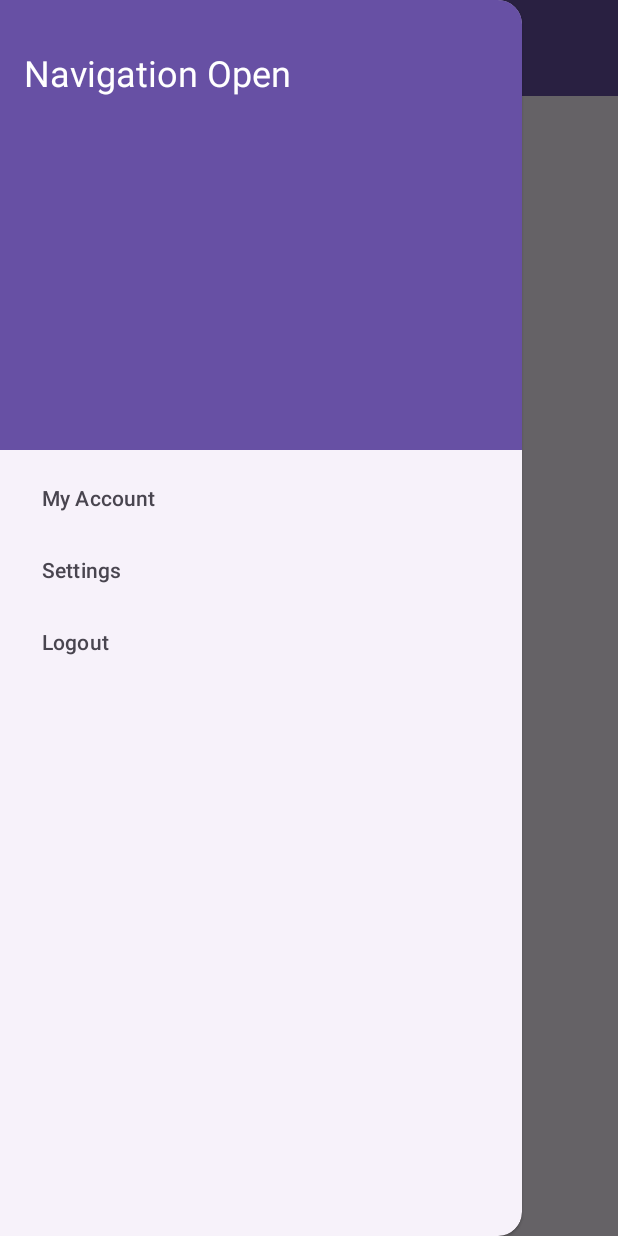
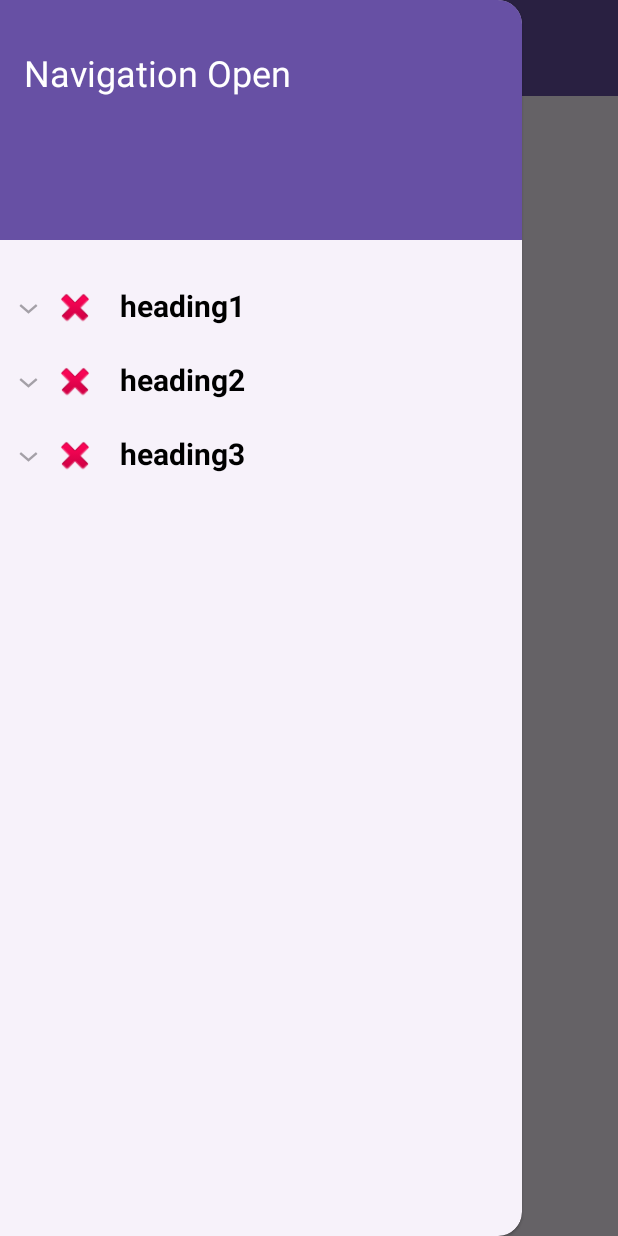
Before and after one commit to bharat878/ExpandableNavigation, an Android app: the screen it shows after launch (MainActivity), with the side drawer open, on a phone screen of 412 x 824 dp. Run offline under Robolectric (Android 15) with nearby library versions, the phone set to English and light mode, and no system bars.

Commit message:
implemented expandable navigation menu

```diff
--- /dev/null
+++ b/app/src/main/java/com/bharat/expandablenavigation/ExpandableListAdapter.kt
@@ -0,0 +1,91 @@
+package com.bharat.expandablenavigation
+
+import android.content.Context
+import android.graphics.Typeface
+import android.util.Log
+import android.view.LayoutInflater
+import android.view.View
+import android.view.ViewGroup
+import android.widget.BaseExpandableListAdapter
+import android.widget.ExpandableListView
+import android.widget.ImageView
+import android.widget.TextView
+import kotlinx.coroutines.NonDisposableHandle.parent
+
+
+class ExpandableListAdapter(
+    private val mContext: Context,
+    private val mListDataHeader: List<ExpandedMenuModel>,
+    private val mListDataChild: HashMap<ExpandedMenuModel, List<String>>,
+    var expandList: ExpandableListView
+) : BaseExpandableListAdapter() {
+
+    override fun getGroupCount(): Int {
+        val i = mListDataHeader.size
+        Log.d("GROUPCOUNT", i.toString())
+        return mListDataHeader.size
+    }
+
+    override fun getChildrenCount(p0: Int): Int {
+        var childCount = 0
+        if (p0 != 2) {
+            childCount = mListDataChild[mListDataHeader[p0]]?.size!!
+        }
+        return childCount    }
+
+    override fun getGroup(p0: Int): Any {
+        return this.mListDataHeader[p0]
+    }
+
+    override fun getChild(p0: Int, p1: Int): Any {
+        Log.d("CHILD", mListDataChild[this.mListDataHeader[p0]]?.get(p1).toString())
+        return this.mListDataChild[this.mListDataHeader[p0]]?.get(p1)!!
+    }
+
+    override fun getGroupId(p0: Int): Long {
+        return p0.toLong()
+    }
+
+    override fun getChildId(p0: Int, p1: Int): Long {
+        return p1.toLong()
+    }
+
+    override fun hasStableIds(): Boolean {
+        return false
+    }
+
+    override fun getGroupView(groupPosition: Int, p1: Boolean, convertView: View?, p3: ViewGroup?): View {
+        val headerTitle = getGroup(groupPosition) as ExpandedMenuModel
+        val view = convertView ?: LayoutInflater.from(mContext).inflate(R.layout.listheader, null)
+//        if (convertView == null) {
+//            val infalInflater = mContext
+//                .getSystemService(Context.LAYOUT_INFLATER_SERVICE) as LayoutInflater
+//            view = infalInflater.inflate(R.layout.listheader, null)
+//        }
+
+        val lblListHeader = view?.findViewById<TextView>(R.id.submenu)
+        lblListHeader?.setTypeface(null, Typeface.BOLD)
+        lblListHeader?.text = headerTitle.iconName
+        view?.findViewById<ImageView>(R.id.iconimage)?.setImageResource(headerTitle.iconImage)
+        return view!!
+    }
+
+    override fun getChildView(groupPosition: Int, childPosition: Int, p2: Boolean, convertView: View?, p4: ViewGroup?): View {
+        val childText = getChild(groupPosition, childPosition) as String
+
+        val view = convertView ?: LayoutInflater.from(mContext).inflate(R.layout.list_submenu, null)
+//        if (convertView == null) {
+//            val infalInflater = mContext
+//                .getSystemService(Context.LAYOUT_INFLATER_SERVICE) as LayoutInflater
+//            view = infalInflater.inflate(R.layout.list_submenu, null)
+//        }
+
+        view?.findViewById<TextView>(R.id.submenu)?.text = childText
+
+        return view!!
+    }
+
+    override fun isChildSelectable(p0: Int, p1: Int): Boolean {
+        return true
+    }
+}
--- /dev/null
+++ b/app/src/main/java/com/bharat/expandablenavigation/ExpandedMenuModel.kt
@@ -0,0 +1,6 @@
+package com.bharat.expandablenavigation
+
+data class ExpandedMenuModel(
+    var iconName: String = "",
+    var iconImage: Int = -1
+)
--- a/app/src/main/java/com/bharat/expandablenavigation/MainActivity.kt
+++ b/app/src/main/java/com/bharat/expandablenavigation/MainActivity.kt
@@ -1,17 +1,24 @@
 package com.bharat.expandablenavigation
 
+import android.os.Bundle
+import android.view.View
+import android.widget.ExpandableListView
 import androidx.appcompat.app.AppCompatActivity
-import android.os.Bundle
 import androidx.drawerlayout.widget.DrawerLayout
 import androidx.lifecycle.ViewModelProvider
 import com.google.android.material.appbar.MaterialToolbar
 import com.google.android.material.navigation.NavigationView
+
 
 class MainActivity : AppCompatActivity() {
 
     lateinit var drawerLayout: DrawerLayout
     lateinit var toolbar: MaterialToolbar
     lateinit var viewModel: MainViewModel
+    var mMenuAdapter: ExpandableListAdapter? = null
+    private lateinit var expandableList: ExpandableListView
+    private lateinit var listDataHeader: List<ExpandedMenuModel>
+    var listDataChild: HashMap<ExpandedMenuModel, List<String>>? = null
 
     override fun onCreate(savedInstanceState: Bundle?) {
         super.onCreate(savedInstanceState)
@@ -21,13 +28,14 @@ class MainActivity : AppCompatActivity() {
 
         drawerLayout = findViewById(R.id.my_drawer_layout)
         toolbar = findViewById(R.id.topAppBar)
+        var navigationView = findViewById<NavigationView>(R.id.navigationView)
 
         toolbar.setNavigationOnClickListener {
             drawerLayout.open()
         }
 
 
-        findViewById<NavigationView>(R.id.navigationView).setNavigationItemSelectedListener {
+        navigationView.setNavigationItemSelectedListener {
 
             when(it.itemId) {
                 R.id.nav_logout -> viewModel.setToolBarText("hello")
@@ -39,6 +47,57 @@ class MainActivity : AppCompatActivity() {
         }
 
         observeData()
+
+
+        expandableList = findViewById(R.id.expandableListView)
+
+        prepareList()
+        mMenuAdapter = ExpandableListAdapter(
+            this,
+            listDataHeader, listDataChild!!, expandableList
+        )
+        expandableList.setAdapter(mMenuAdapter)
+
+        expandableList.setOnChildClickListener { p0, p1, p2, p3, p4 -> false }
+        expandableList.setOnGroupClickListener { p0, p1, p2, p3 -> false }
+
+    }
+
+    private fun prepareList() {
+        listDataHeader = ArrayList()
+        listDataChild = HashMap()
+
+        val item1 = ExpandedMenuModel()
+        item1.iconName = "heading1"
+        item1.iconImage = android.R.drawable.ic_delete
+        // Adding data header
+        // Adding data header
+        (listDataHeader as ArrayList<ExpandedMenuModel>).add(item1)
+
+        val item2 = ExpandedMenuModel()
+        item2.iconName = ("heading2")
+        item2.iconImage = (android.R.drawable.ic_delete)
+        (listDataHeader as ArrayList<ExpandedMenuModel>).add(item2)
+
+        val item3 = ExpandedMenuModel()
+        item3.iconName = ("heading3")
+        item3.iconImage = (android.R.drawable.ic_delete)
+        (listDataHeader as ArrayList<ExpandedMenuModel>).add(item3)
+
+        // Adding child data
+
+        // Adding child data
+        val heading1: MutableList<String> = ArrayList()
+        heading1.add("Submenu of item 1")
+
+        val heading2: MutableList<String> = ArrayList()
+        heading2.add("Submenu of item 2")
+        heading2.add("Submenu of item 2")
+        heading2.add("Submenu of item 2")
+
+        listDataChild!![(listDataHeader as ArrayList<ExpandedMenuModel>)[0]] = heading1 // Header, Child data
+
+        listDataChild!![(listDataHeader as ArrayList<ExpandedMenuModel>)[1]] = heading2
     }
 
     private fun observeData() {
--- a/app/src/main/res/layout/activity_main.xml
+++ b/app/src/main/res/layout/activity_main.xml
@@ -37,7 +37,14 @@
         android:layout_width="wrap_content"
         android:layout_height="match_parent"
         android:layout_gravity="start"
-        app:menu="@menu/navigation_item"
-        app:headerLayout="@layout/header_navigation_drawer"/>
+        app:headerLayout="@layout/header_navigation_drawer">
+
+        <ExpandableListView
+            android:id="@+id/expandableListView"
+            android:layout_width="match_parent"
+            android:layout_height="wrap_content"
+            android:layout_marginTop="180dp"/>
+
+    </com.google.android.material.navigation.NavigationView>
 
 </androidx.drawerlayout.widget.DrawerLayout>
--- a/app/src/main/res/layout/header_navigation_drawer.xml
+++ b/app/src/main/res/layout/header_navigation_drawer.xml
@@ -2,7 +2,7 @@
 <androidx.constraintlayout.widget.ConstraintLayout xmlns:android="http://schemas.android.com/apk/res/android"
     xmlns:app="http://schemas.android.com/apk/res-auto"
     android:layout_width="match_parent"
-    android:layout_height="300dp"
+    android:layout_height="160dp"
     android:fitsSystemWindows="true"
     style="@style/Widget.MaterialComponents.AppBarLayout.PrimarySurface"
     >
--- /dev/null
+++ b/app/src/main/res/layout/list_submenu.xml
@@ -0,0 +1,15 @@
+<?xml version="1.0" encoding="utf-8"?>
+<LinearLayout xmlns:android="http://schemas.android.com/apk/res/android"
+    android:layout_width="match_parent"
+    android:layout_height="match_parent"
+    android:orientation="vertical">
+
+    <TextView
+        android:id="@+id/submenu"
+        android:layout_width="wrap_content"
+        android:layout_height="wrap_content"
+        android:layout_marginLeft="20dp"
+        android:padding="10dp"
+        android:textColor="#000000"
+        android:textSize="18sp"/>
+</LinearLayout>
--- /dev/null
+++ b/app/src/main/res/layout/listheader.xml
@@ -0,0 +1,31 @@
+<?xml version="1.0" encoding="utf-8"?>
+<LinearLayout xmlns:android="http://schemas.android.com/apk/res/android"
+    android:layout_width="match_parent"
+    android:layout_height="2dp"
+    android:orientation="vertical">
+
+    <LinearLayout
+        android:layout_width="match_parent"
+        android:layout_height="match_parent"
+        android:layout_marginLeft="20dp"
+        android:orientation="horizontal">
+
+        <ImageView
+            android:id="@+id/iconimage"
+            android:layout_width="50dp"
+            android:layout_height="50dp"
+            android:paddingBottom="10dp"
+            android:paddingLeft="10dp"
+            android:paddingTop="10dp"/>
+
+        <TextView
+            android:id="@+id/submenu"
+            android:layout_width="wrap_content"
+            android:layout_height="wrap_content"
+            android:padding="10dp"
+            android:textColor="#000000"
+            android:textSize="20sp"/>
+
+    </LinearLayout>
+
+</LinearLayout>
```
